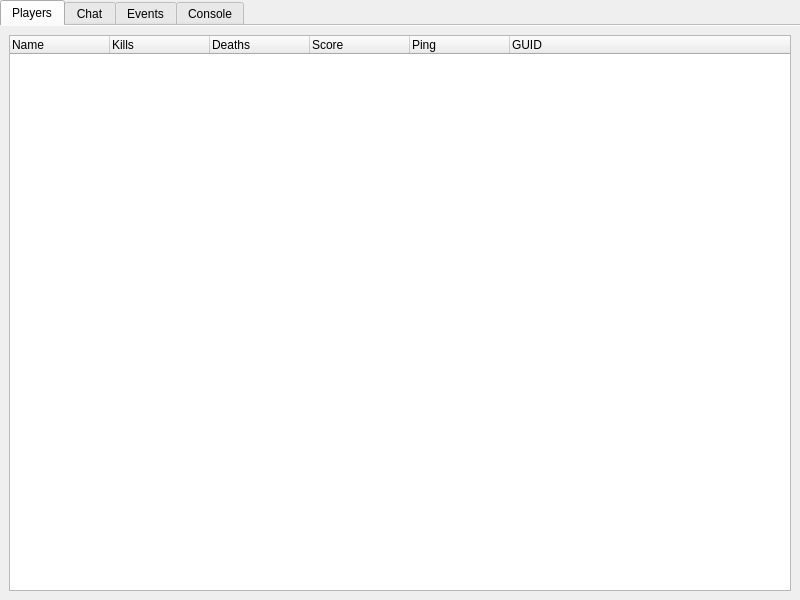
OpenRcon/OpenRcon, file Client/bf4/BF4.ui: the form before one commit.
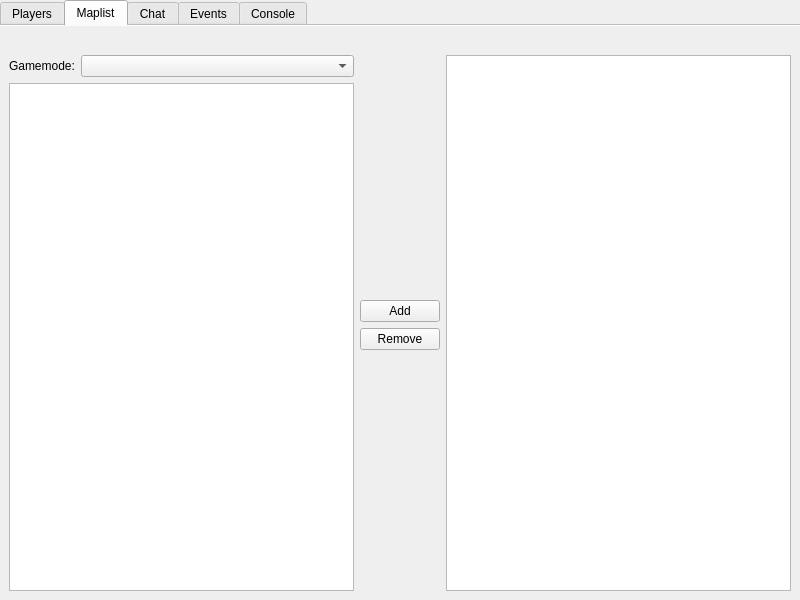
The form after the commit.

Commit message: Added initial maplist support. Using a new system to store levels and gamemodes.

The edit to the form file:
```diff
--- a/Client/bf4/BF4.ui
+++ b/Client/bf4/BF4.ui
@@ -17,7 +17,7 @@
    <string notr="true"/>
   </property>
   <property name="currentIndex">
-   <number>0</number>
+   <number>1</number>
   </property>
   <property name="documentMode">
    <bool>true</bool>
@@ -63,6 +63,91 @@
     </item>
    </layout>
   </widget>
+  <widget class="QWidget" name="tab_ml">
+   <attribute name="title">
+    <string>Maplist</string>
+   </attribute>
+   <layout class="QGridLayout" name="gridLayout_5">
+    <item row="0" column="3">
+     <widget class="QLabel" name="label_ml_current">
+      <property name="text">
+       <string/>
+      </property>
+     </widget>
+    </item>
+    <item row="5" column="1">
+     <spacer name="verticalSpacer_2">
+      <property name="orientation">
+       <enum>Qt::Vertical</enum>
+      </property>
+      <property name="sizeHint" stdset="0">
+       <size>
+        <width>20</width>
+        <height>235</height>
+       </size>
+      </property>
+     </spacer>
+    </item>
+    <item row="3" column="0" rowspan="3">
+     <widget class="QListWidget" name="listWidget_ml_avaliable"/>
+    </item>
+    <item row="4" column="1">
+     <layout class="QVBoxLayout" name="verticalLayout">
+      <item>
+       <widget class="QPushButton" name="pushButton_ml_add_2">
+        <property name="text">
+         <string>Add</string>
+        </property>
+       </widget>
+      </item>
+      <item>
+       <widget class="QPushButton" name="pushButton_ml_add">
+        <property name="text">
+         <string>Remove</string>
+        </property>
+       </widget>
+      </item>
+     </layout>
+    </item>
+    <item row="0" column="0">
+     <widget class="QLabel" name="label_ml_avaliable">
+      <property name="text">
+       <string/>
+      </property>
+     </widget>
+    </item>
+    <item row="2" column="0">
+     <layout class="QFormLayout" name="formLayout">
+      <item row="0" column="0">
+       <widget class="QLabel" name="label">
+        <property name="text">
+         <string>Gamemode:</string>
+        </property>
+       </widget>
+      </item>
+      <item row="0" column="1">
+       <widget class="QComboBox" name="comboBox_ml_gameMode"/>
+      </item>
+     </layout>
+    </item>
+    <item row="2" column="3" rowspan="4">
+     <widget class="QListWidget" name="listWidget_ml_current"/>
+    </item>
+    <item row="3" column="1">
+     <spacer name="verticalSpacer">
+      <property name="orientation">
+       <enum>Qt::Vertical</enum>
+      </property>
+      <property name="sizeHint" stdset="0">
+       <size>
+        <width>20</width>
+        <height>40</height>
+       </size>
+      </property>
+     </spacer>
+    </item>
+   </layout>
+  </widget>
   <widget class="QWidget" name="tab_ch">
    <attribute name="title">
     <string>Chat</string>
```
Left out of the diff: 26 changed lines with no effect on the pictures. The commit also changes 23 other files.
